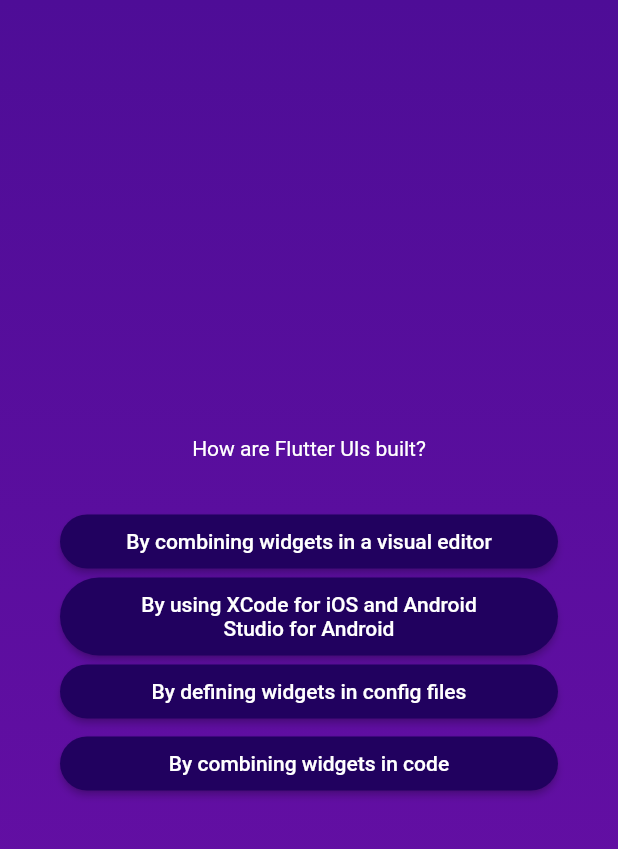
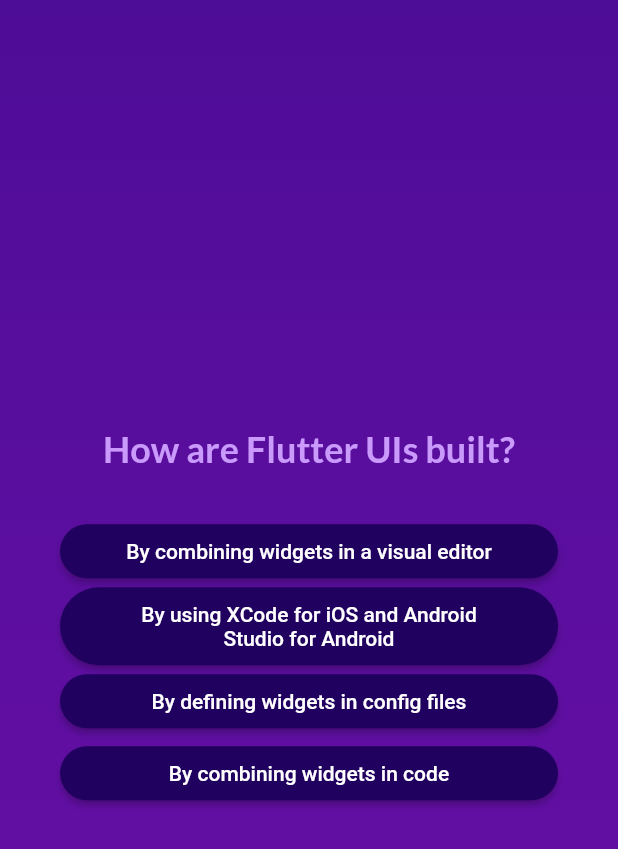
Before and after one commit to lucamitroi/quiz_app_udemy, a Flutter app: the screen it shows after launch, after a tap on "Start Quiz", after a tap on "Components", on a phone screen of 412 x 824 dp. Shown: the top 849 px of the screen. Run offline on Flutter 3.47's test engine with Material 2 defaults, Android fonts, the phone set to English and light mode, and no system bars; our stand-ins replace google_fonts.

Commit message:
Final Commit

```diff
--- a/lib/first_screen.dart
+++ b/lib/first_screen.dart
@@ -1,4 +1,5 @@
 import 'package:flutter/material.dart';
+import 'package:google_fonts/google_fonts.dart';
 
 const startAlignment = Alignment.topLeft;
 const endAlignment = Alignment.bottomRight;
@@ -22,12 +23,12 @@
           const SizedBox(
             height: 60,
           ),
-          const Text(
+          Text(
             "Learn Flutter the fun way!",
-            style: TextStyle(
-              color: Colors.white,
+            style: GoogleFonts.lato(
+              color: const Color.fromARGB(255, 237, 223, 252),
               fontSize: 20,
-              fontWeight: FontWeight.w300,
+              fontWeight: FontWeight.w700,
             ),
           ),
           const SizedBox(
--- a/lib/questions.dart
+++ b/lib/questions.dart
@@ -1,9 +1,11 @@
 import 'package:flutter/material.dart';
 import 'package:quizz_app_udemy/data/questions.dart';
 import 'answer_button.dart';
+import 'package:google_fonts/google_fonts.dart';
 
 class QuestionsScreen extends StatefulWidget {
-  const QuestionsScreen({super.key});
+  const QuestionsScreen({super.key, required this.onSelectAnswer});
+  final void Function(String answer) onSelectAnswer;
 
   @override
   State<QuestionsScreen> createState() {
@@ -13,7 +15,8 @@
 
 class _QuestionsScreenState extends State<QuestionsScreen> {
   var currentQuestionIndex = 0;
-  answerQuestion() {
+  answerQuestion(String selectedAnswer) {
+    widget.onSelectAnswer(selectedAnswer);
     setState(() {
       currentQuestionIndex += 1;
     });
@@ -31,16 +34,21 @@
           mainAxisAlignment: MainAxisAlignment.center,
           crossAxisAlignment: CrossAxisAlignment.stretch,
           children: [
-            Text(currentQuestion.text,
-                textAlign: TextAlign.center,
-                style: const TextStyle(
-                  color: Colors.white,
-                )),
+            Text(
+              currentQuestion.text,
+              textAlign: TextAlign.center,
+              style: GoogleFonts.lato(
+                  color: const Color.fromARGB(255, 201, 153, 251),
+                  fontSize: 24,
+                  fontWeight: FontWeight.bold),
+            ),
             const SizedBox(
               height: 30,
             ),
             ...currentQuestion.getShuffeledAnswers().map((item) {
-              return AnswerButton(item, answerQuestion);
+              return AnswerButton(item, () {
+                answerQuestion(item);
+              });
             }),
           ],
         ),
--- a/lib/quiz.dart
+++ b/lib/quiz.dart
@@ -1,5 +1,7 @@
 import 'package:flutter/material.dart';
+import 'package:quizz_app_udemy/data/questions.dart';
 import 'package:quizz_app_udemy/questions.dart';
+import 'package:quizz_app_udemy/results_screen.dart';
 
 import 'first_screen.dart';
 
@@ -13,6 +15,7 @@
 }
 
 class _QuizState extends State<Quiz> {
+  final List<String> selectedAnswer = [];
   var activeScreen = 'start-screen';
 
   switchScreen() {
@@ -21,12 +24,35 @@
     });
   }
 
+  restartQuiz() {
+    setState(() {
+      selectedAnswer.clear();
+      activeScreen = 'questions-screen';
+    });
+  }
+
+  chooseAnswer(String answer) {
+    selectedAnswer.add(answer);
+    if (selectedAnswer.length == questions.length) {
+      setState(() {
+        activeScreen = 'results-screen';
+      });
+    }
+  }
+
   @override
   Widget build(context) {
     Widget screenWidget = FirstScreen(switchScreen);
 
     if (activeScreen == 'questions-screen') {
-      screenWidget = const QuestionsScreen();
+      screenWidget = QuestionsScreen(onSelectAnswer: chooseAnswer);
+    }
+
+    if (activeScreen == 'results-screen') {
+      screenWidget = ResultsScreen(
+        chosenAnswers: selectedAnswer,
+        onRestart: restartQuiz,
+      );
     }
 
     return MaterialApp(
--- a/pubspec.yaml
+++ b/pubspec.yaml
@@ -35,6 +35,7 @@
   # The following adds the Cupertino Icons font to your application.
   # Use with the CupertinoIcons class for iOS style icons.
   cupertino_icons: ^1.0.2
+  google_fonts: ^5.1.0
 
 dev_dependencies:
   flutter_test:
```
Also changed, not shown: lib/questions_summary.dart (added, +78 -0 lines), lib/results_screen.dart (added, +72 -0 lines), pubspec.lock, 1 other file.
